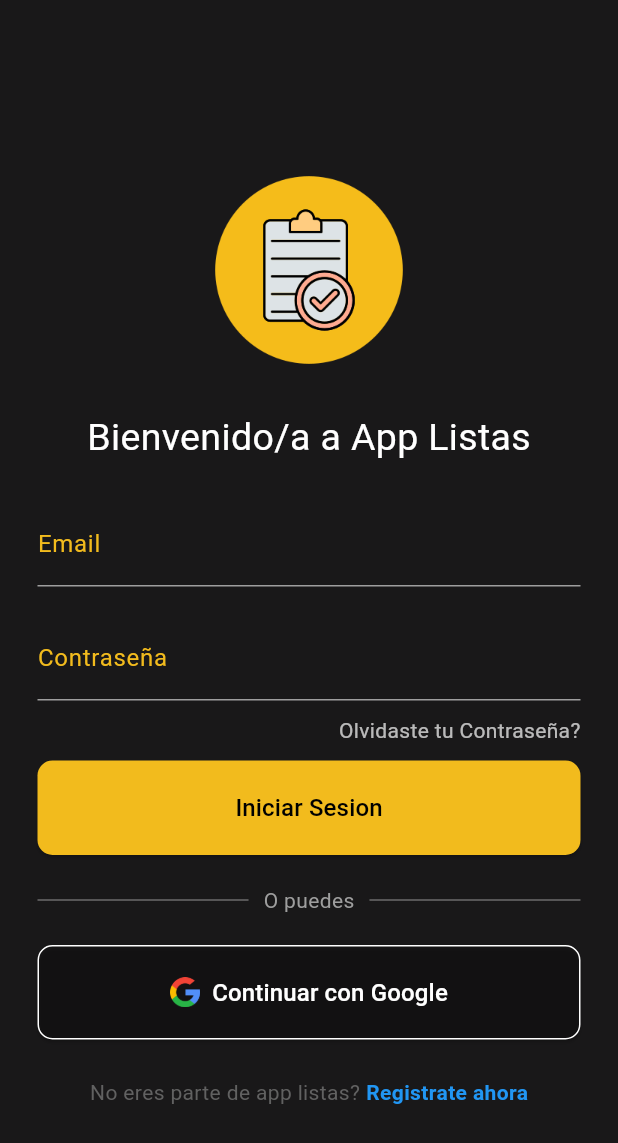
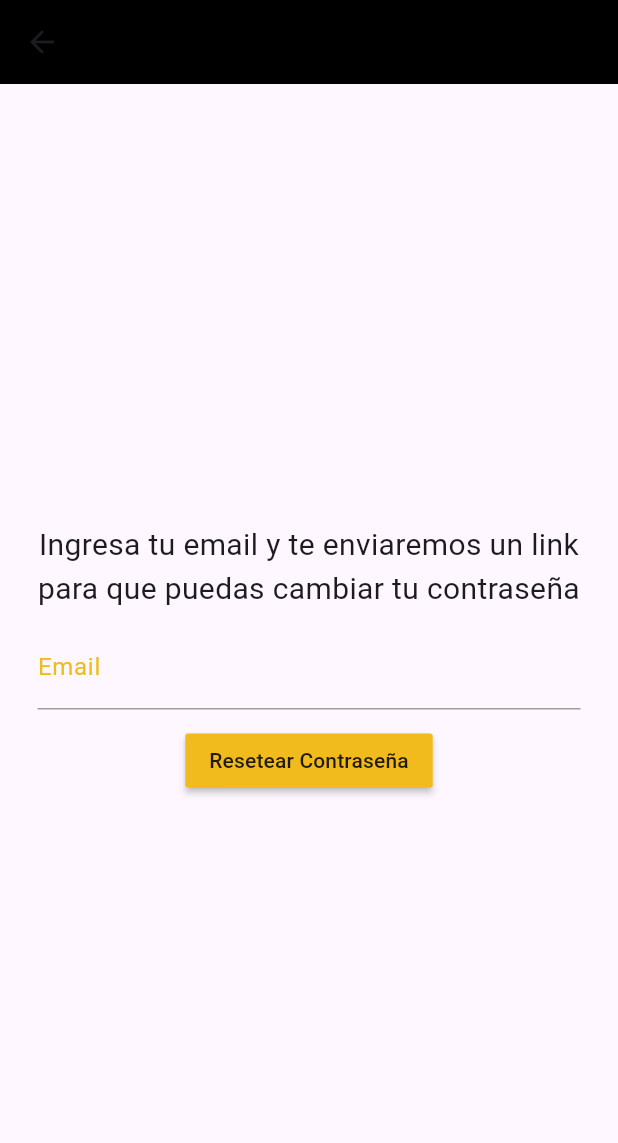
Before and after one commit to fededellavalle/listify, a Flutter app: the screen it shows after launch, after a tap on "Olvidaste tu Contraseña?", on a phone screen of 412 x 824 dp. Shown: the top 1143 px of the screen. Run offline on Flutter 3.47's test engine with Material 3 defaults, Android fonts, the phone set to English and light mode, and no system bars; our stand-ins replace cloud_firestore, device_preview, firebase_auth, firebase_core, firebase_storage, google_sign_in and 2 more; accounts and stored records are empty; network calls fail.

Commit message:
Falta terminar la poronga del Forgot Password

```diff
--- a/lib/login/login.dart
+++ b/lib/login/login.dart
@@ -1,3 +1,4 @@
+import 'package:app_listas/login/services/forgotpassword.dart';
 import 'package:flutter/material.dart';
 import 'package:firebase_auth/firebase_auth.dart';
 import 'package:cloud_firestore/cloud_firestore.dart';
@@ -27,6 +28,7 @@ class _LoginFormState extends State<LoginForm> {
   final _formKey = GlobalKey<FormState>();
   late String _email;
   late String _password;
+  bool _keepSignedIn = false;
 
   @override
   Widget build(BuildContext context) {
@@ -121,12 +123,36 @@ class _LoginFormState extends State<LoginForm> {
                         },
                       ),
                       SizedBox(height: 10.0),
+                      Row(
+                        mainAxisAlignment: MainAxisAlignment.center,
+                        children: [
+                          Checkbox(
+                            value: _keepSignedIn,
+                            onChanged: (value) {
+                              setState(() {
+                                _keepSignedIn = value ?? false;
+                              });
+                            },
+                          ),
+                          Text(
+                            'Mantener sesión iniciada',
+                            style: TextStyle(color: Colors.white70),
+                            ),
+                        ],
+                      ),
                       GestureDetector(
                         onTap: () {
-                          print('Olvide mi contrasenha presionado');
+                          Navigator.push(
+                            context,
+                            MaterialPageRoute(
+                              builder: (context){
+                                return ForgotPasswordPage();
+                              },
+                            ),
+                          );
                         },
                         child: Row(
-                          mainAxisAlignment: MainAxisAlignment.end,
+                          mainAxisAlignment: MainAxisAlignment.center,
                           children: [
                             Text(
                               'Olvidaste tu Contraseña?',
@@ -135,7 +161,7 @@ class _LoginFormState extends State<LoginForm> {
                           ],
                         )
                       ),
-                      SizedBox(height: 10.0),
+                      SizedBox(height: 20.0),
                       ElevatedButton(
                         onPressed: () async {
                           if (_formKey.currentState!.validate()) {
--- /dev/null
+++ b/lib/login/services/forgotpassword.dart
@@ -0,0 +1,84 @@
+import 'package:firebase_auth/firebase_auth.dart';
+import 'package:flutter/material.dart';
+
+class ForgotPasswordPage extends StatefulWidget {
+  const ForgotPasswordPage({super.key});
+
+  @override
+  State<ForgotPasswordPage> createState() => _ForgotPasswordPageState();
+}
+
+class _ForgotPasswordPageState extends State<ForgotPasswordPage> {
+  TextEditingController _emailController = TextEditingController();
+
+  @override
+  void dispose() {
+    // Dispose del controlador cuando el widget se elimine del árbol de widgets
+    _emailController.dispose();
+    super.dispose();
+  }
+
+  Future<void> passwordReset() async {
+    String email = _emailController.text;
+    try {
+      await FirebaseAuth.instance.sendPasswordResetEmail(email: email);
+    } on FirebaseAuthException catch (e) {
+      print(e);
+      showDialog(
+        context: context,
+        builder: (context) {
+          return AlertDialog(
+            content: Text(e.message.toString()),
+          );
+        },
+      );
+    }
+  }
+
+  @override
+  Widget build(BuildContext context) {
+    return Scaffold(
+      appBar: AppBar(
+        backgroundColor: Colors.black,
+        elevation: 0,
+      ),
+      body: Column(
+        mainAxisAlignment: MainAxisAlignment.center,
+        children: [
+          Padding(
+            padding: const EdgeInsets.symmetric(horizontal: 25.0),
+            child: Text(
+              'Ingresa tu email y te enviaremos un link para que puedas cambiar tu contraseña',
+              textAlign: TextAlign.center,
+              style: TextStyle(fontSize: 20),
+            ),
+          ),
+          const SizedBox(height: 10),
+          Padding(
+            padding: const EdgeInsets.symmetric(horizontal: 25),
+            child: TextField(
+              controller: _emailController,
+              decoration: const InputDecoration(
+                labelText: 'Email',
+                labelStyle: TextStyle(color: Color.fromARGB(255, 242, 187, 29)),
+                enabledBorder: UnderlineInputBorder(
+                  borderSide: BorderSide(color: Colors.grey),
+                ),
+                focusedBorder: UnderlineInputBorder(
+                  borderSide: BorderSide(color: Colors.white),
+                ),
+              ),
+              style: TextStyle(color: Colors.black),
+            ),
+          ),
+          const SizedBox(height: 10),
+          MaterialButton(
+            onPressed: passwordReset,
+            child: Text('Resetear Contraseña'),
+            color: Color.fromARGB(255, 242, 187, 29),
+          ),
+        ],
+      ),
+    );
+  }
+}
```
Also changed, not shown: lib/home/navigation_page.dart (+31 -3 lines), lib/login/services/auth_google.dart (+19 -0 lines), lib/login/services/firebase_exceptions.dart (added, +55 -0 lines).
